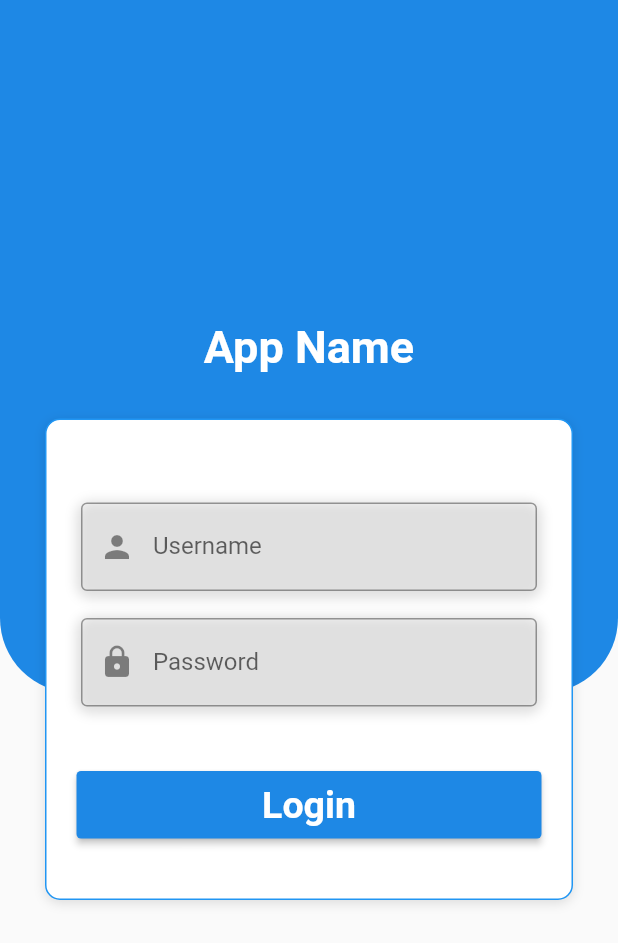
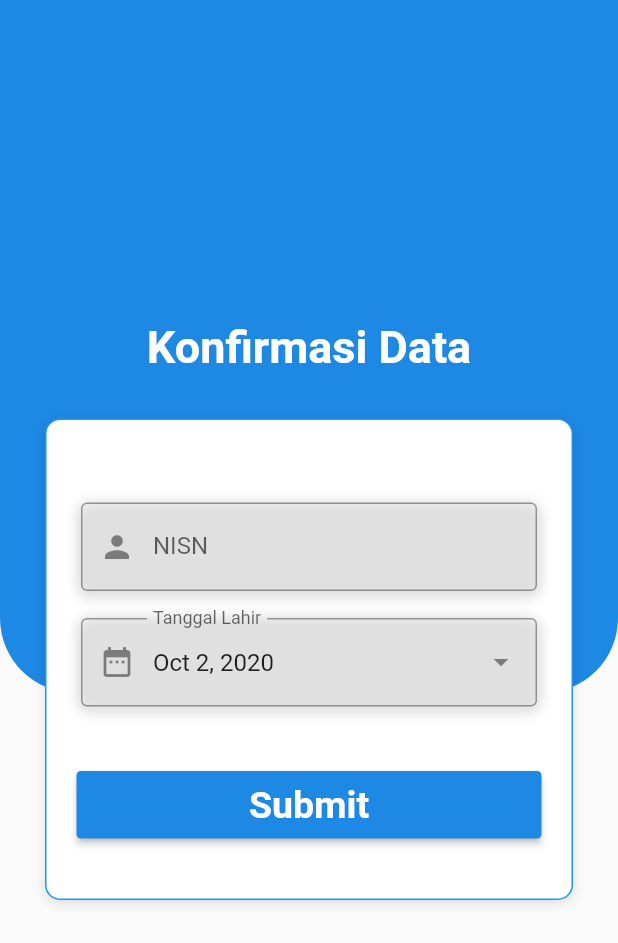
Before and after one commit to nilsys/Flutter_School_Project, a Flutter app: the screen it shows after launch, on a phone screen of 412 x 824 dp. Shown: the top 943 px of the screen. Run offline on Flutter 3.47's test engine with Material 2 defaults, Android fonts, the phone set to English and light mode, and no system bars; our stand-ins replace fl_chart, font_awesome_flutter, hexcolor.

Commit message:
(+) ubah fungsi ke Konfirmasi Screen

```diff
--- a/lib/components/components.dart
+++ b/lib/components/components.dart
@@ -1,2 +1,3 @@
 export 'text_input.dart';
 export 'box_kotak.dart';
+export 'input_datepicker.dart';
--- /dev/null
+++ b/lib/components/input_datepicker.dart
@@ -0,0 +1,109 @@
+import 'package:flutter/material.dart';
+import 'package:intl/intl.dart';
+import 'package:school/utilities/constants.dart';
+
+class InputDatePicker extends StatefulWidget {
+  final ValueChanged<DateTime> onDateChanged;
+  final DateTime initialDate;
+  final DateTime firstDate;
+  final DateTime lastDate;
+  final DateFormat dateFormat;
+  final FocusNode focusNode;
+  final String labelText;
+  final Icon prefixIcon;
+  final Icon suffixIcon;
+
+  InputDatePicker({
+    Key key,
+    this.labelText,
+    this.prefixIcon,
+    this.suffixIcon,
+    this.focusNode,
+    this.dateFormat,
+    @required this.lastDate,
+    @required this.firstDate,
+    @required this.initialDate,
+    @required this.onDateChanged,
+  })  : assert(initialDate != null),
+        assert(firstDate != null),
+        assert(lastDate != null),
+        assert(!initialDate.isBefore(firstDate),
+            'initialDate must be on or after firstDate'),
+        assert(!initialDate.isAfter(lastDate),
+            'initialDate must be on or before lastDate'),
+        assert(!firstDate.isAfter(lastDate),
+            'lastDate must be on or after firstDate'),
+        assert(onDateChanged != null, 'onDateChanged must not be null'),
+        super(key: key);
+
+  @override
+  _InputDatePicker createState() => _InputDatePicker();
+}
+
+class _InputDatePicker extends State<InputDatePicker> {
+  TextEditingController _controllerDate;
+  DateFormat _dateFormat;
+  DateTime _selectedDate;
+
+  @override
+  void initState() {
+    super.initState();
+
+    if (widget.dateFormat != null) {
+      _dateFormat = widget.dateFormat;
+    } else {
+      _dateFormat = DateFormat.MMMEd();
+    }
+
+    _selectedDate = widget.initialDate;
+
+    _controllerDate = TextEditingController();
+    _controllerDate.text = _dateFormat.format(_selectedDate);
+  }
+
+  @override
+  Widget build(BuildContext context) {
+    return Container(
+      padding: EdgeInsets.all(3),
+      decoration: inputBoxDecoration,
+      margin: EdgeInsets.only(top: 12),
+      child: TextField(
+        focusNode: widget.focusNode,
+        controller: _controllerDate,
+        decoration: InputDecoration(
+          border: OutlineInputBorder(),
+          prefixIcon: widget.prefixIcon,
+          suffixIcon: widget.suffixIcon,
+          labelText: widget.labelText,
+        ),
+        onTap: () => _selectDate(context),
+        readOnly: true,
+      ),
+    );
+  }
+
+  @override
+  void dispose() {
+    _controllerDate.dispose();
+    super.dispose();
+  }
+
+  Future<Null> _selectDate(BuildContext context) async {
+    final DateTime pickedDate = await showDatePicker(
+      context: context,
+      initialDate: _selectedDate,
+      firstDate: widget.firstDate,
+      lastDate: widget.lastDate,
+    );
+
+    if (pickedDate != null && pickedDate != _selectedDate) {
+      _selectedDate = pickedDate;
+      _controllerDate.text = _dateFormat.format(_selectedDate);
+      widget.onDateChanged(_selectedDate);
+    }
+
+    if (widget.focusNode != null) {
+      widget.focusNode.nextFocus();
+    }
+  }
+}
--- a/lib/components/text_input.dart
+++ b/lib/components/text_input.dart
@@ -5,12 +5,18 @@ class TextInput extends StatelessWidget {
   final String label;
   final IconData icon;
   final Function(String x) onChange;
-  const TextInput(
-      {Key key,
-      @required this.label,
-      @required this.onChange,
-      @required this.icon})
-      : super(key: key);
+  final Function() onTap;
+  final Icon iconRight;
+  final bool enable;
+  const TextInput({
+    Key key,
+    @required this.label,
+    @required this.onChange,
+    @required this.icon,
+    this.onTap,
+    this.iconRight,
+    this.enable,
+  }) : super(key: key);
 
   @override
   Widget build(BuildContext context) {
@@ -21,10 +27,14 @@ class TextInput extends StatelessWidget {
       child: TextFormField(
         onChanged: (value) => {onChange(value)},
         decoration: InputDecoration(
-            border: OutlineInputBorder(
-                borderSide: BorderSide(color: Colors.pink, width: 1)),
-            prefixIcon: Icon(icon),
-            labelText: label),
+          border: OutlineInputBorder(
+              borderSide: BorderSide(color: Colors.pink, width: 1)),
+          prefixIcon: Icon(icon),
+          suffixIcon: iconRight,
+          labelText: label,
+        ),
+        enabled: enable ?? true,
+        onTap: onTap,
       ),
     );
   }
--- a/lib/main.dart
+++ b/lib/main.dart
@@ -19,7 +19,7 @@ class MyApp extends StatelessWidget {
         dividerColor: black,
         textTheme: Typography.blackMountainView,
       ),
-      home: LoginScreen(),
+      home: KonfirmasiScreen(),
     );
   }
 }
--- a/lib/screens/home_siswa_screen.dart
+++ b/lib/screens/home_siswa_screen.dart
@@ -109,6 +109,57 @@ class _HomeSiswaScreenState extends State<HomeSiswaScreen> {
     );
   }
 
+  Widget _list() {
+    return Expanded(
+      child: Container(
+        decoration: BoxDecoration(
+          borderRadius: BorderRadius.circular(5),
+          color: lightColor,
+        ),
+        margin: EdgeInsets.symmetric(
+          vertical: 10,
+          horizontal: 20,
+        ),
+        child: ListView(
+          scrollDirection: Axis.vertical,
+          children: [
+            for (int i = 1; i <= 20; i++)
+              Card(
+                color: Hexcolor("#B4FF7F"),
+                child: Row(
+                  children: [
+                    _kotakJam(),
+                    Container(
+                      height: 44,
+                      alignment: Alignment.topLeft,
+                      margin: EdgeInsets.symmetric(horizontal: 3),
+                      child: Column(
+                        crossAxisAlignment: CrossAxisAlignment.start,
+                        mainAxisAlignment: MainAxisAlignment.spaceBetween,
+                        children: [
+                          Text(
+                            "30 September",
+                            style: TextStyle(
+                              fontSize: 18,
+                              fontWeight: FontWeight.bold,
+                            ),
+                          ),
+                          Text(
+                            "Status : Tepat Waktu",
+                            style: TextStyle(),
+                          )
+                        ],
+                      ),
+                    ),
+                  ],
+                ),
+              ),
+          ],
+        ),
+      ),
+    );
+  }
+
   @override
   Widget build(BuildContext context) {
     return Scaffold(
@@ -151,54 +202,7 @@ class _HomeSiswaScreenState extends State<HomeSiswaScreen> {
               ],
             ),
           ),
-          Expanded(
-            child: Container(
-              decoration: BoxDecoration(
-                borderRadius: BorderRadius.circular(5),
-                color: lightColor,
-              ),
-              margin: EdgeInsets.symmetric(
-                vertical: 10,
-                horizontal: 20,
-              ),
-              child: ListView(
-                scrollDirection: Axis.vertical,
-                children: [
-                  for (int i = 1; i <= 20; i++)
-                    Card(
-                        color: Hexcolor("#B4FF7F"),
-                        child: Row(
-                          children: [
-                            _kotakJam(),
-                            Container(
-                              height: 44,
-                              alignment: Alignment.topLeft,
-                              margin: EdgeInsets.symmetric(horizontal: 3),
-                              child: Column(
-                                crossAxisAlignment: CrossAxisAlignment.start,
-                                mainAxisAlignment:
-                                    MainAxisAlignment.spaceBetween,
-                                children: [
-                                  Text(
-                                    "30 September",
-                                    style: TextStyle(
-                                      fontSize: 18,
-                                      fontWeight: FontWeight.bold,
-                                    ),
-                                  ),
-                                  Text(
-                                    "Status : Tepat Waktu",
-                                    style: TextStyle(),
-                                  )
-                                ],
-                              ),
-                            ),
-                          ],
-                        )),
-                ],
-              ),
-            ),
-          )
+          _list()
         ],
       ),
       bottomNavigationBar: BottomNavigationBar(
--- a/lib/screens/login_screen.dart
+++ b/lib/screens/konfirmasi_screen.dart
@@ -1,18 +1,20 @@
 import 'package:flutter/material.dart';
+import 'package:font_awesome_flutter/font_awesome_flutter.dart';
+import 'package:intl/intl.dart';
 import 'package:school/components/components.dart';
 import 'package:school/screens/screens.dart';
 import 'package:school/utilities/constants.dart';
 
-class LoginScreen extends StatefulWidget {
-  LoginScreen({Key key, this.title}) : super(key: key);
+class KonfirmasiScreen extends StatefulWidget {
+  KonfirmasiScreen({Key key, this.title}) : super(key: key);
 
   final String title;
 
   @override
-  _LoginScreenState createState() => _LoginScreenState();
+  _KonfirmasiScreenState createState() => _KonfirmasiScreenState();
 }
 
-class _LoginScreenState extends State<LoginScreen> {
+class _KonfirmasiScreenState extends State<KonfirmasiScreen> {
   String email;
   String password;
 
@@ -32,7 +34,7 @@ class _LoginScreenState extends State<LoginScreen> {
           );
         },
         child: Text(
-          "Login",
+          "Submit",
           style: TextStyle(fontSize: 25, fontWeight: FontWeight.bold),
         ),
         color: primaryColor,
@@ -64,7 +66,7 @@ class _LoginScreenState extends State<LoginScreen> {
             children: <Widget>[
               Container(
                 margin: EdgeInsets.only(top: 20),
-                child: Text("App Name", style: txtStyle),
+                child: Text("Konfirmasi Data", style: txtStyle),
               ),
               Container(
                   decoration: kBoxDecoration,
@@ -75,18 +77,23 @@ class _LoginScreenState extends State<LoginScreen> {
                     child: Column(
                       children: <Widget>[
                         TextInput(
-                          label: "Username",
+                          label: "NISN",
                           onChange: (value) => {
                             setState(() => {email = value})
                           },
                           icon: Icons.person,
                         ),
-                        TextInput(
-                          label: "Password",
-                          onChange: (value) => {
-                            setState(() => {password = value})
+                        InputDatePicker(
+                          labelText: "Tanggal Lahir",
+                          prefixIcon: Icon(Icons.date_range),
+                          suffixIcon: Icon(Icons.arrow_drop_down),
+                          dateFormat: DateFormat.yMMMd(),
+                          lastDate: DateTime.now().add(Duration(days: 366)),
+                          firstDate: DateTime.now(),
+                          initialDate: DateTime.now().add(Duration(days: 1)),
+                          onDateChanged: (selectedDate) {
+                            // Do something with the selected date
                           },
-                          icon: Icons.lock,
                         ),
                         _btnLogin(),
                       ],
--- a/lib/screens/screens.dart
+++ b/lib/screens/screens.dart
@@ -1,3 +1,3 @@
-export 'login_screen.dart';
+export 'konfirmasi_screen.dart';
 export 'home_siswa_screen.dart';
 export 'home_guru_screen.dart';
```
